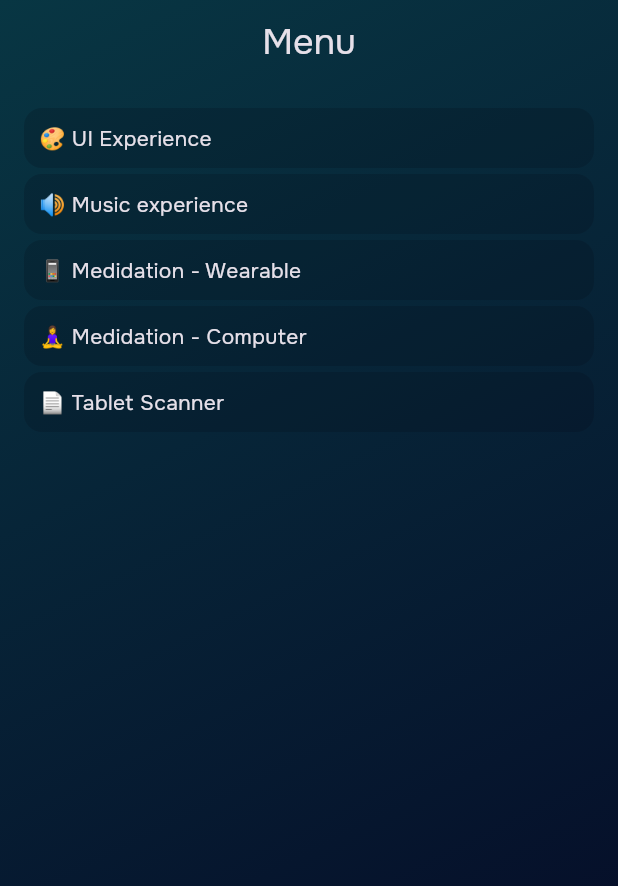
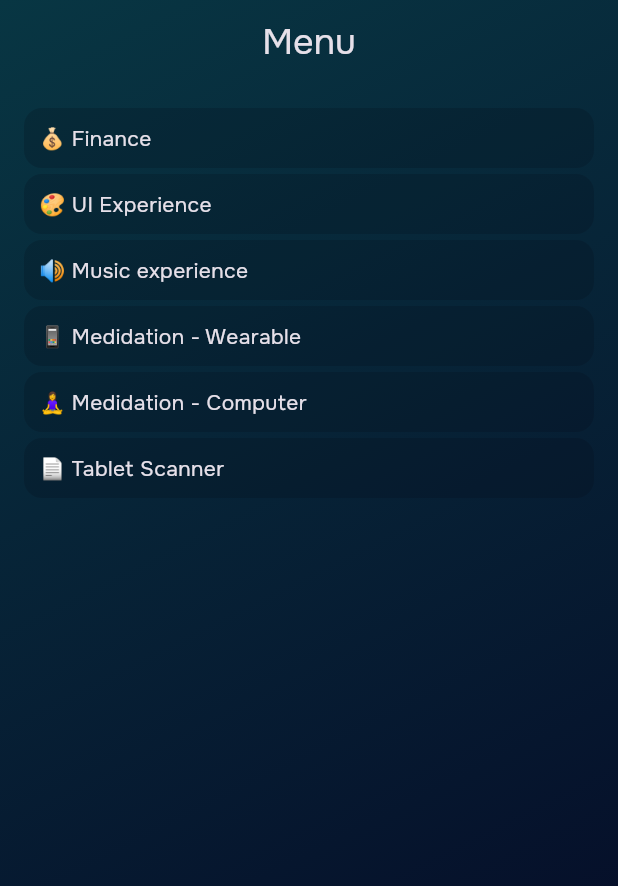
Before and after one commit to pietroid/focuslab, a Flutter app: the screen it shows after launch, on a phone screen of 412 x 824 dp. Shown: the top 886 px of the screen. Run offline on Flutter 3.47's test engine with Material 3 defaults, Android fonts, the phone set to English and light mode, and no system bars; our stand-ins replace bloc, flutter_bloc, go_router, google_fonts, just_audio, rxdart and 1 more; generated files the repository leaves out were written again.

Commit message:
adding finance

```diff
--- a/lib/router/app_router.dart
+++ b/lib/router/app_router.dart
@@ -1,3 +1,4 @@
+import 'package:focuslab/finance/view/finance_page.dart';
 import 'package:focuslab/meditation_wearable/view/medidation_wearable_page.dart';
 import 'package:focuslab/menu/view/menu_page.dart';
 import 'package:focuslab/music_experience/view/music_experience_page.dart';
@@ -5,7 +6,7 @@ import 'package:focuslab/ui_experience/view/ui_experience_page.dart';
 import 'package:go_router/go_router.dart';
 
 class AppRouter {
-  GoRouter get router => GoRouter(
+  static final GoRouter _router = GoRouter(
     routes: [
       GoRoute(
         path: '/',
@@ -13,6 +14,11 @@ class AppRouter {
           return const MenuPage();
         },
       ),
+      GoRoute(
+          path: '/finance',
+          builder: (context, state) {
+            return const FinancePage();
+          }),
       GoRoute(
           path: '/meditation-wearable',
           builder: (context, state) {
@@ -31,4 +37,6 @@ class AppRouter {
       )
     ],
   );
+
+  GoRouter get router => _router;
 }
--- a/packages/app_ui/lib/src/app_spacing.dart
+++ b/packages/app_ui/lib/src/app_spacing.dart
@@ -7,5 +7,7 @@ class AppSpacing {
 
   static const double medium = 16.0;
 
+  static const double large = 24.0;
+
   static const double cardRadius = 12.0;
 }
--- a/packages/menu_repository/lib/src/menu_repository.dart
+++ b/packages/menu_repository/lib/src/menu_repository.dart
@@ -7,6 +7,11 @@ class MenuRepository {
   ///
   List<MenuItem> getMenuItems() {
     return const [
+      MenuItem(
+        emoji: '💰',
+        title: 'Finance',
+        route: '/finance',
+      ),
       MenuItem(
         emoji: '🎨',
         title: 'UI Experience',
```
Also changed, not shown: lib/finance/view/finance_page.dart (added, +20 -0 lines), lib/finance/widget/add_button.dart (added, +19 -0 lines), lib/finance/widget/finance_goal.dart (added, +69 -0 lines), 1 other file. Lines whose indentation alone changed are shown as unchanged.
